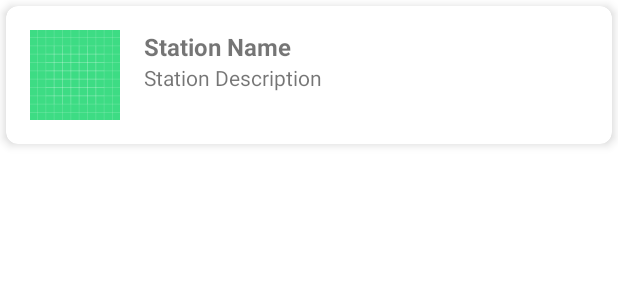
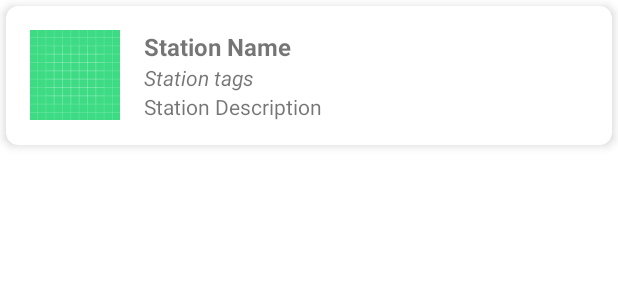
Before and after one commit to codeItRalf/RadioFinderKotlin, an Android app built with Jetpack Compose: the layout item_station.xml on its own in the app's theme, with its tools: preview values and no code run, on a phone screen of 412 x 824 dp. Shown: the top 300 px of the screen. Run offline under Robolectric (Android 15) with nearby library versions, the phone set to English and light mode, and no system bars.

Commit message:
made some adjustments for radio items

```diff
--- a/app/src/main/res/layout/item_station.xml
+++ b/app/src/main/res/layout/item_station.xml
@@ -1,5 +1,6 @@
 <?xml version="1.0" encoding="utf-8"?>
 <androidx.cardview.widget.CardView xmlns:android="http://schemas.android.com/apk/res/android"
+    xmlns:tools="http://schemas.android.com/tools"
     android:layout_width="match_parent"
     android:layout_height="wrap_content"
     xmlns:app="http://schemas.android.com/apk/res-auto"
@@ -27,19 +28,34 @@
             android:id="@+id/station_name"
             android:layout_width="wrap_content"
             android:layout_height="wrap_content"
+            android:layout_alignParentTop="true"
+            android:layout_toEndOf="@id/station_image"
+            android:text="Station Name"
+            android:textAlignment="viewStart"
             android:textSize="16sp"
-            android:textStyle="bold"
+            android:textStyle="bold" />
+
+        <TextView
+            android:id="@+id/station_tags"
+            android:layout_width="wrap_content"
+            android:layout_height="wrap_content"
+            android:layout_below="@id/station_name"
             android:layout_toEndOf="@id/station_image"
-            android:layout_alignParentTop="true"
-            android:text="Station Name" />
+            android:maxLines="1"
+            android:text="Station tags"
+            android:textSize="14sp"
+            android:textStyle="italic"
+            android:visibility="visible"
+            tools:visibility="visible" />
 
         <TextView
             android:id="@+id/station_description"
             android:layout_width="wrap_content"
             android:layout_height="wrap_content"
-            android:textSize="14sp"
+            android:layout_below="@id/station_tags"
             android:layout_toEndOf="@id/station_image"
-            android:layout_below="@id/station_name"
-            android:text="Station Description" />
+            android:text="Station Description"
+            android:textAlignment="viewStart"
+            android:textSize="14sp" />
     </RelativeLayout>
 </androidx.cardview.widget.CardView>
```
Also changed, not shown: app/src/main/java/com/example/radiofinder/data/model/RadioStation.kt (+32 -31 lines), app/src/main/java/com/example/radiofinder/ui/details/DetailsActivity.kt (+25 -1 lines), app/src/main/java/com/example/radiofinder/ui/main/RadioStationAdapter.kt (+12 -5 lines), app/src/main/res/layout/activity_details.xml (+72 -19 lines).
